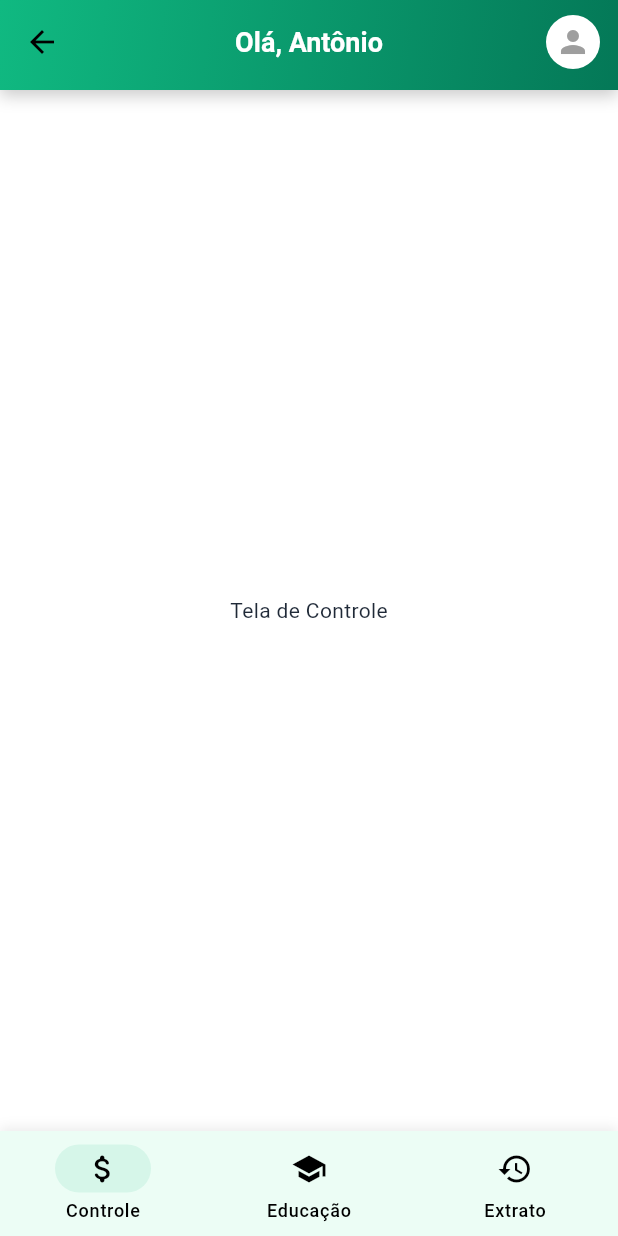
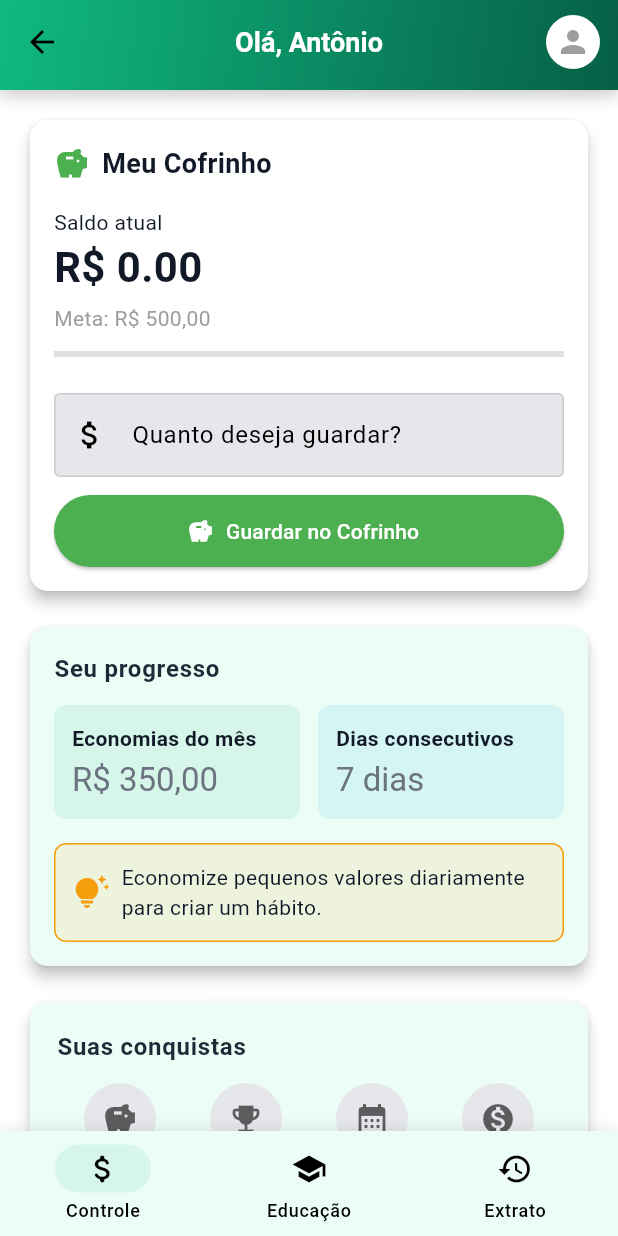
Before and after one commit to Antonio-pf/OrcaMente, a Flutter app: the QuizResultPage screen opened directly with empty values, after a tap on "Continuar", on a phone screen of 412 x 824 dp. Run offline on Flutter 3.47's test engine with Material 3 defaults, Android fonts, the phone set to English and light mode, and no system bars; our stand-ins replace device_preview, flutter_svg, shared_preferences; accounts and stored records are empty; network calls fail.

Commit message:
feat: my piggy added with achievements

```diff
--- a/orcamente/lib/controllers/login_controller.dart
+++ b/orcamente/lib/controllers/login_controller.dart
@@ -1,5 +1,5 @@
 import 'package:flutter/material.dart';
-import 'package:orcamente/views/auth/home_page.dart';
+import 'package:orcamente/views/home_page.dart';
 import 'package:orcamente/views/quiz/quiz_page.dart';
 import 'package:shared_preferences/shared_preferences.dart';
 
--- a/orcamente/lib/main.dart
+++ b/orcamente/lib/main.dart
@@ -8,7 +8,7 @@ import 'package:orcamente/controllers/home_controller.dart';
 
 import 'package:orcamente/views/about_page.dart';
 import 'package:orcamente/views/auth/forget_password.dart';
-import 'package:orcamente/views/auth/home_page.dart';
+import 'package:orcamente/views/home_page.dart';
 import 'package:orcamente/views/auth/login_page.dart';
 import 'package:orcamente/views/auth/register_page.dart';
 
--- a/orcamente/lib/styles/custom_theme.dart
+++ b/orcamente/lib/styles/custom_theme.dart
@@ -1,30 +1,41 @@
 import 'package:flutter/material.dart';
 
 class CustomTheme {
+  // Cores primárias
+  static const Color primaryColor = Color(0xFF10B981); // Verde médio
+  static const Color primaryDark = Color(0xFF065F46);  // Verde escuro (ajustado)
+  static const Color primaryLight = Color(0xFF6EE7B7); // Verde claro
+  static const Color primaryVeryLight = Color(0xFFECFDF5); // Verde bem suave (cards no light)
 
-  static const Color primaryColor = Color(0xFF10B981);
-  static const Color primaryDark = Color(0xFF047857);
-  static const Color primaryLight = Color(0xFFA7F3D0);
-  static const Color primaryVeryLight = Color(0xFFECFDF5);
+  // Cores secundárias
+  static const Color secondaryColor = Color(0xFF0EA5E9);  // Azul vibrante
+  static const Color secondaryDark = Color(0xFF0369A1);   // Azul escuro
 
-  static const Color secondaryColor = Color(0xFF0EA5E9);
-  static const Color secondaryDark = Color(0xFF0369A1);
-
-  static const Color neutralBlack = Color(0xFF1F2937);
-  static const Color neutralDarkGray = Color(0xFF4B5563);
-  static const Color neutralGray = Color(0xFF9CA3AF);
-  static const Color neutralLightGray = Color(0xFFE5E7EB);
+  // Tons neutros
+  static const Color neutralBlack = Color(0xFF111827); // Fundo dark
+  static const Color neutralDarkGray = Color(0xFF1F2937); // Cards no dark
+  static const Color neutralGray = Color(0xFF6B7280); // Textos médios
+  static const Color neutralLightGray = Color(0xFFE5E7EB); // Campos input no light
   static const Color neutralWhite = Color(0xFFFFFFFF);
 
+  // Estados e alertas
   static const Color successColor = Color(0xFF10B981);
   static const Color errorColor = Color(0xFFEF4444);
   static const Color warningColor = Color(0xFFF59E0B);
   static const Color infoColor = Color(0xFF3B82F6);
 
+  // Cores para conquistas bloqueadas
+  static const Color lockedAchievementBackground = Color(0xFF2D2F33); // Dark
+  static const Color lockedAchievementText = Color(0xFF7B7F85);
+
+  static Color cardColor(BuildContext context) {
+    return Theme.of(context).cardColor;
+  }
+
   static ThemeData lightTheme = ThemeData(
     primaryColor: primaryColor,
     scaffoldBackgroundColor: neutralWhite,
-    colorScheme: ColorScheme.light(
+    colorScheme: const ColorScheme.light(
       primary: primaryColor,
       secondary: secondaryColor,
     ),
@@ -32,8 +43,11 @@ class CustomTheme {
       buttonColor: primaryColor,
       shape: RoundedRectangleBorder(borderRadius: BorderRadius.circular(12)),
     ),
-    textTheme: TextTheme(
-      headlineLarge: TextStyle(color: neutralBlack, fontWeight: FontWeight.bold),
+    textTheme: const TextTheme(
+      headlineLarge: TextStyle(
+        color: neutralBlack,
+        fontWeight: FontWeight.bold,
+      ),
       bodyMedium: TextStyle(color: neutralBlack),
       bodyLarge: TextStyle(color: neutralDarkGray),
       titleLarge: TextStyle(color: neutralGray),
@@ -46,12 +60,13 @@ class CustomTheme {
         borderRadius: BorderRadius.circular(8),
       ),
     ),
+    cardColor: primaryVeryLight,
   );
 
   static ThemeData darkTheme = ThemeData(
     primaryColor: primaryDark,
     scaffoldBackgroundColor: neutralBlack,
-    colorScheme: ColorScheme.dark(
+    colorScheme: const ColorScheme.dark(
       primary: primaryDark,
       secondary: secondaryDark,
     ),
@@ -59,8 +74,11 @@ class CustomTheme {
       buttonColor: primaryDark,
       shape: RoundedRectangleBorder(borderRadius: BorderRadius.circular(12)),
     ),
-    textTheme: TextTheme(
-      headlineLarge: TextStyle(color: neutralWhite, fontWeight: FontWeight.bold),
+    textTheme: const TextTheme(
+      headlineLarge: TextStyle(
+        color: neutralWhite,
+        fontWeight: FontWeight.bold,
+      ),
       bodyMedium: TextStyle(color: neutralWhite),
       bodyLarge: TextStyle(color: neutralLightGray),
       titleLarge: TextStyle(color: neutralGray),
@@ -73,5 +91,6 @@ class CustomTheme {
         borderRadius: BorderRadius.circular(8),
       ),
     ),
+    cardColor: neutralDarkGray, // Mais neutro que primaryDark
   );
 }
--- /dev/null
+++ b/orcamente/lib/views/control/control_page.dart
@@ -0,0 +1,319 @@
+import 'package:flutter/material.dart';
+import 'package:orcamente/styles/custom_theme.dart';
+import 'package:shared_preferences/shared_preferences.dart';
+
+class PiggyBankPage extends StatefulWidget {
+  const PiggyBankPage({super.key});
+
+  @override
+  State<PiggyBankPage> createState() => _PiggyBankPageState();
+}
+
+class _PiggyBankPageState extends State<PiggyBankPage> {
+  double piggyBankAmount = 0.0;
+  final TextEditingController _amountController = TextEditingController();
+
+  @override
+  void initState() {
+    super.initState();
+    _loadPiggyBankAmount();
+  }
+
+  Future<void> _loadPiggyBankAmount() async {
+    final prefs = await SharedPreferences.getInstance();
+    setState(() {
+      piggyBankAmount = prefs.getDouble('piggy_bank_amount') ?? 0.0;
+    });
+  }
+
+  Future<void> _savePiggyBankAmount(double amount) async {
+    final prefs = await SharedPreferences.getInstance();
+    await prefs.setDouble('piggy_bank_amount', amount);
+  }
+
+  void _addAmountToPiggyBank() {
+    final amount = double.tryParse(_amountController.text);
+    if (amount != null && amount > 0) {
+      setState(() {
+        piggyBankAmount += amount;
+        _savePiggyBankAmount(piggyBankAmount);
+        _amountController.clear();
+      });
+
+      ScaffoldMessenger.of(context).showSnackBar(
+        const SnackBar(
+          content: Text('Valor guardado com sucesso!'),
+          backgroundColor: Colors.green,
+          duration: Duration(seconds: 2),
+        ),
+      );
+    }
+  }
+
+  @override
+  Widget build(BuildContext context) {
+    return Scaffold(
+      body: SingleChildScrollView(
+        padding: const EdgeInsets.all(16),
+        child: Column(
+          children: [
+            _buildPiggyBankCard(),
+            const SizedBox(height: 16),
+            _buildProgressCard(context),
+            const SizedBox(height: 16),
+            _buildAchievementsCard(context, piggyBankAmount),
+          ],
+        ),
+      ),
+    );
+  }
+
+  Widget _buildPiggyBankCard() {
+    return Card(
+      elevation: 4,
+      shape: RoundedRectangleBorder(borderRadius: BorderRadius.circular(12)),
+      child: Padding(
+        padding: const EdgeInsets.all(16),
+        child: Column(
+          crossAxisAlignment: CrossAxisAlignment.start,
+          children: [
+            const Row(
+              children: [
+                Icon(Icons.savings, color: Colors.green),
+                SizedBox(width: 8),
+                Text(
+                  "Meu Cofrinho",
+                  style: TextStyle(fontSize: 18, fontWeight: FontWeight.bold),
+                ),
+              ],
+            ),
+            const SizedBox(height: 16),
+            const Text("Saldo atual", style: TextStyle(fontSize: 14)),
+            Text(
+              "R\$ ${piggyBankAmount.toStringAsFixed(2)}",
+              style: const TextStyle(fontSize: 28, fontWeight: FontWeight.bold),
+            ),
+            const SizedBox(height: 4),
+            const Text("Meta: R\$ 500,00", style: TextStyle(color: Colors.grey)),
+            const SizedBox(height: 12),
+            LinearProgressIndicator(
+              value: piggyBankAmount / 500.0 > 1 ? 1 : piggyBankAmount / 500.0,
+              color: Colors.green,
+              backgroundColor: const Color(0xffe0e0e0),
+            ),
+            const SizedBox(height: 8),
+            if (piggyBankAmount >= 500)
+              const Row(
+                mainAxisAlignment: MainAxisAlignment.end,
+                children: [
+                  Icon(Icons.check_circle, color: Colors.green, size: 18),
+                  SizedBox(width: 4),
+                  Text("Meta atingida!", style: TextStyle(color: Colors.green)),
+                ],
+              ),
+            const SizedBox(height: 16),
+            TextField(
+              controller: _amountController,
+              keyboardType: TextInputType.number,
+              decoration: const InputDecoration(
+                hintText: "Quanto deseja guardar?",
+                prefixIcon: Icon(Icons.attach_money),
+                border: OutlineInputBorder(
+                  borderSide: BorderSide(color: Colors.grey),
+                ),
+                enabledBorder: OutlineInputBorder(
+                  borderSide: BorderSide(color: Color(0xFFCCCCCC)),
+                ),
+                focusedBorder: OutlineInputBorder(
+                  borderSide: BorderSide(color: Colors.green),
+                ),
+              ),
+            ),
+            const SizedBox(height: 12),
+            ElevatedButton.icon(
+              onPressed: _addAmountToPiggyBank,
+              icon: const Icon(Icons.savings),
+              label: const Text("Guardar no Cofrinho"),
+              style: ElevatedButton.styleFrom(
+                backgroundColor: Colors.green,
+                foregroundColor: Colors.white,
+                minimumSize: const Size.fromHeight(48),
+              ),
+            ),
+          ],
+        ),
+      ),
+    );
+  }
+
+  Widget _buildProgressCard(BuildContext context) {
+    return Card(
+      elevation: 4,
+      shape: RoundedRectangleBorder(borderRadius: BorderRadius.circular(12)),
+      color: CustomTheme.cardColor(context),
+      child: Padding(
+        padding: const EdgeInsets.all(16),
+        child: Column(
+          crossAxisAlignment: CrossAxisAlignment.start,
+          children: [
+            Text("Seu progresso",
+                style: Theme.of(context)
+                    .textTheme
+                    .bodyLarge
+                    ?.copyWith(fontWeight: FontWeight.bold)),
+            const SizedBox(height: 12),
+            Row(
+              children: [
+                Expanded(
+                  child: Container(
+                    padding: const EdgeInsets.all(12),
+                    decoration: BoxDecoration(
+                      color: CustomTheme.primaryColor.withOpacity(0.1),
+                      borderRadius: BorderRadius.circular(8),
+                    ),
+                    child: Column(
+                      crossAxisAlignment: CrossAxisAlignment.start,
+                      children: [
+                        Text("Economias do mês",
+                            style: Theme.of(context).textTheme.bodyMedium?.copyWith(fontWeight: FontWeight.w600)),
+                        const SizedBox(height: 4),
+                        Text("R\$ 350,00",
+                            style: Theme.of(context).textTheme.titleLarge),
+                      ],
+                    ),
+                  ),
+                ),
+                const SizedBox(width: 12),
+                Expanded(
+                  child: Container(
+                    padding: const EdgeInsets.all(12),
+                    decoration: BoxDecoration(
+                      color: CustomTheme.secondaryColor.withOpacity(0.1),
+                      borderRadius: BorderRadius.circular(8),
+                    ),
+                    child: Column(
+                      crossAxisAlignment: CrossAxisAlignment.start,
+                      children: [
+                        Text("Dias consecutivos",
+                            style: Theme.of(context).textTheme.bodyMedium?.copyWith(fontWeight: FontWeight.w600)),
+                        const SizedBox(height: 4),
+                        Text("7 dias",
+                            style: Theme.of(context).textTheme.titleLarge),
+                      ],
+                    ),
+                  ),
+                ),
+              ],
+            ),
+            const SizedBox(height: 16),
+            Container(
+              padding: const EdgeInsets.all(12),
+              decoration: BoxDecoration(
+                color: CustomTheme.warningColor.withOpacity(0.1),
+                border: Border.all(color: CustomTheme.warningColor),
+                borderRadius: BorderRadius.circular(8),
+              ),
+              child: Row(
+                children: [
+                  const Icon(Icons.tips_and_updates, color: CustomTheme.warningColor),
+                  const SizedBox(width: 8),
+                  Expanded(
+                    child: Text(
+                      "Economize pequenos valores diariamente para criar um hábito.",
+                      style: Theme.of(context).textTheme.bodyMedium,
+                    ),
+                  ),
+                ],
+              ),
+            ),
+          ],
+        ),
+      ),
+    );
+  }
+
+  Widget _buildAchievementsCard(BuildContext context, double amount) {
+    final theme = Theme.of(context);
+    final textTheme = theme.textTheme;
+
+    return Card(
+  elevation: 4,
+  shape: RoundedRectangleBorder(borderRadius: BorderRadius.circular(12)),
+  color: theme.cardColor,
+  child: Padding(
+    padding: const EdgeInsets.all(18),
+    child: Column(
+      crossAxisAlignment: CrossAxisAlignment.start,
+      children: [
+        Text(
+          "Suas conquistas",
+          style: textTheme.bodyLarge?.copyWith(fontWeight: FontWeight.bold),
+        ),
+        const SizedBox(height: 12),
+        Row(
+          children: [
+            _buildAchievementIcon(context, Icons.savings, "Primeiro", "depósito", amount > 0),
+            _buildAchievementIcon(context, Icons.emoji_events, "Meta", "atingida", amount >= 500),
+            _buildAchievementIcon(context, Icons.calendar_month, "30 dias", "seguidos", false),
+            _buildAchievementIcon(context, Icons.monetization_on, "R\$ 5.000", "economizados", amount >= 5000),
+          ],
+        ),
+      ],
+    ),
+  ),
+);
+
+  }
+
+  Widget _buildAchievementIcon(
+  BuildContext context,
+  IconData icon,
+  String title,
+  String subtitle,
+  bool unlocked,
+) {
+  final theme = Theme.of(context);
+  final isDark = theme.brightness == Brightness.dark;
+
+  final backgroundColor = unlocked
+      ? CustomTheme.primaryColor
+      : isDark
+          ? CustomTheme.neutralDarkGray
+          : CustomTheme.neutralLightGray;
+
+  final iconColor = unlocked ? Colors.white : theme.colorScheme.onBackground.withOpacity(0.6);
+  final textColor = unlocked
+      ? theme.textTheme.bodySmall?.color
+      : theme.textTheme.bodySmall?.color?.withOpacity(0.5);
+
+  return Expanded(
+    child: Column(
+      mainAxisSize: MainAxisSize.min,
+      children: [
+        CircleAvatar(
+          radius: 24,
+          backgroundColor: backgroundColor,
+          child: Icon(icon, color: iconColor),
+        ),
+        const SizedBox(height: 8),
+        Text(
+          title,
+          textAlign: TextAlign.center,
+          style: theme.textTheme.bodySmall?.copyWith(
+            fontWeight: FontWeight.w600,
+            color: textColor,
+          ),
+        ),
+        Text(
+          subtitle,
+          textAlign: TextAlign.center,
+          style: theme.textTheme.bodySmall?.copyWith(
+            color: textColor,
+          ),
+        ),
+      ],
+    ),
+  );
+}
+
+}
--- a/orcamente/lib/views/auth/home_page.dart
+++ b/orcamente/lib/views/home_page.dart
@@ -1,5 +1,6 @@
 import 'package:flutter/material.dart';
 import 'package:orcamente/components/widgets/custom_app_bar.dart';
+import 'package:orcamente/views/control/control_page.dart';
 import 'package:orcamente/views/quiz/quiz_page.dart';
 import 'package:orcamente/views/course/course_page.dart';
 import 'package:orcamente/views/user_settings/user_profile_view.dart';
@@ -22,7 +23,7 @@ class _HomePageState extends State<HomePage> {
   bool _showSettingsPage = false;
 
   final List<Widget> _pages = [
-    Center(child: Text('Tela de Controle')),
+    const PiggyBankPage(),
     const CourseListPage(),
     Center(child: Text('Tela de Extrato')),
   ];
```
Also changed, not shown: orcamente/lib/controllers/piggy_controller.dart (added, +48 -0 lines), orcamente/lib/models/piggy_bank.dart (added, +38 -0 lines), orcamente/lib/views/control_page.dart (deleted, +0 -104 lines).
